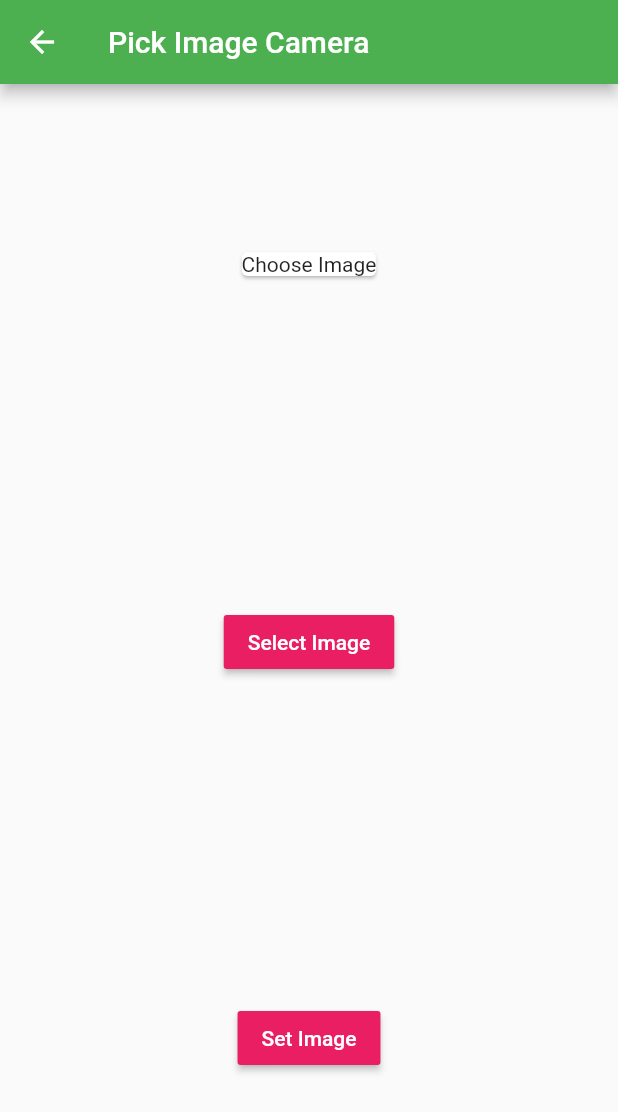
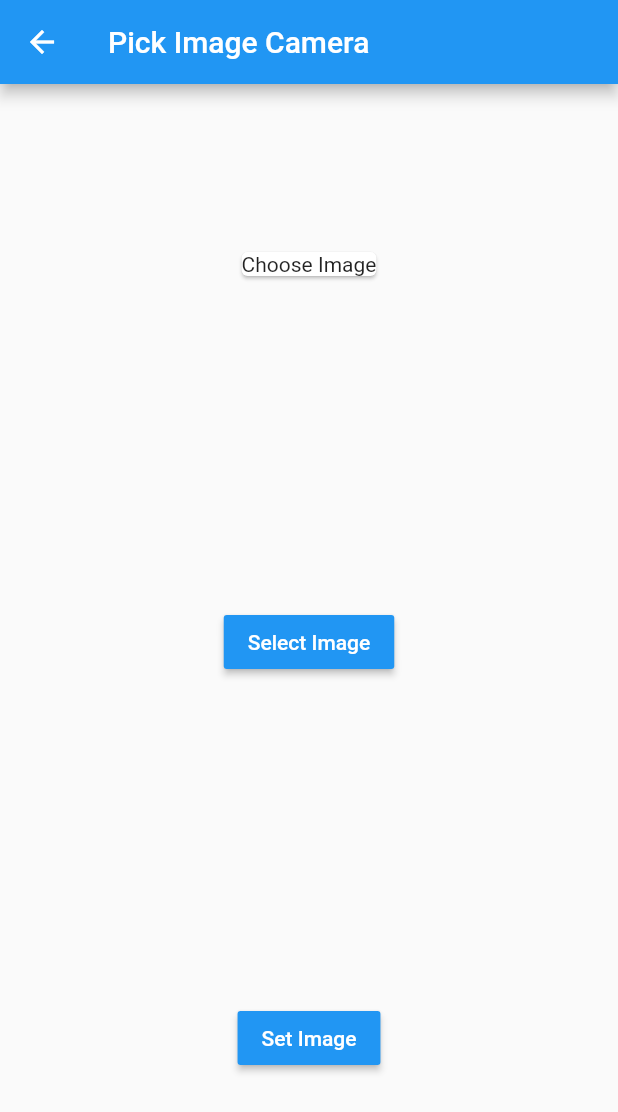
Before and after one commit to Madjidmarwan/Android-App-JobTasker, a Flutter app: the CameraWidget screen opened directly, on a phone screen of 412 x 824 dp. Shown: the top 1112 px of the screen. Run offline on Flutter 3.47's test engine with Material 2 defaults, Android fonts, the phone set to English and light mode, and no system bars; our stand-ins replace flutter_profile_picture, geocoding, google_maps_flutter, image_picker, sqflite; missing offline and left inert: dart:ffi, image_picker_for_web; accounts and stored records are empty.

Commit message:
Update UI pada Page Ubah Profile Picture

```diff
--- a/lib/screens/image_picker.dart
+++ b/lib/screens/image_picker.dart
@@ -68,7 +68,7 @@ class CameraWidgetState extends State<CameraWidget> {
     return Scaffold(
       appBar: AppBar(
         title: Text("Pick Image Camera"),
-        backgroundColor: Colors.green,
+        backgroundColor: Colors.blue,
       ),
       body: Center(
         child: Container(
@@ -82,7 +82,7 @@ class CameraWidgetState extends State<CameraWidget> {
               ),
               MaterialButton(
                 textColor: Colors.white,
-                color: Colors.pink,
+                color: Colors.blue,
                 onPressed: () {
                   _showChoiceDialog(context);
                   imageFileReturn = imageFile;
@@ -91,7 +91,7 @@ class CameraWidgetState extends State<CameraWidget> {
               ),
               MaterialButton(
                 textColor: Colors.white,
-                color: Colors.pink,
+                color: Colors.blue,
                 onPressed: () {
                   Navigator.pop(context, imageFileReturn);
                 },
```
